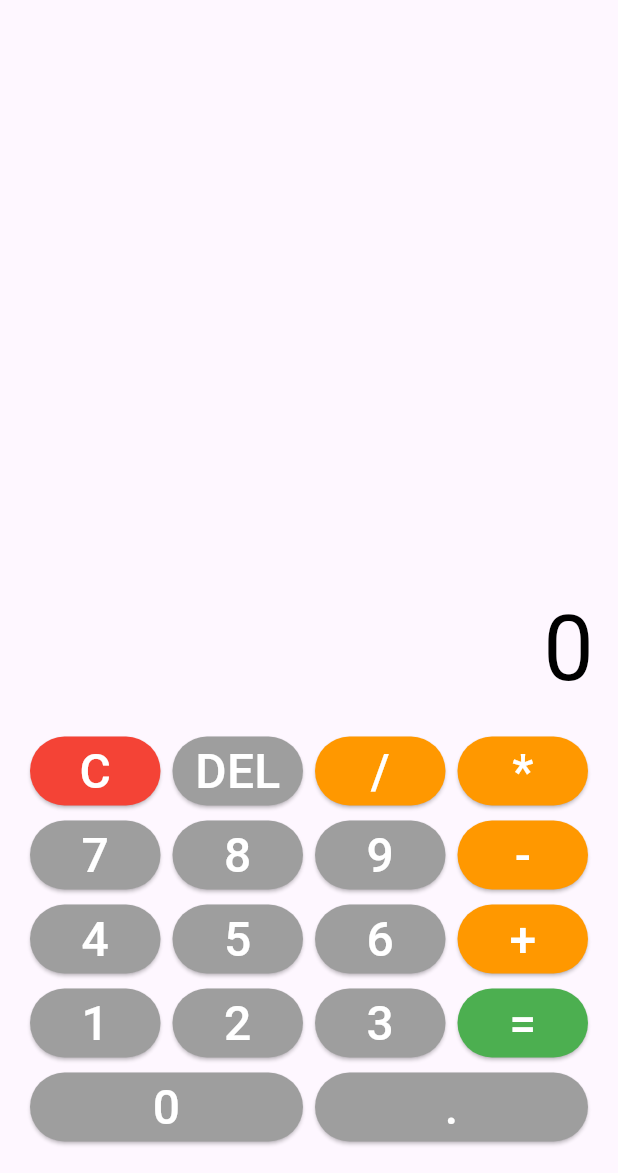
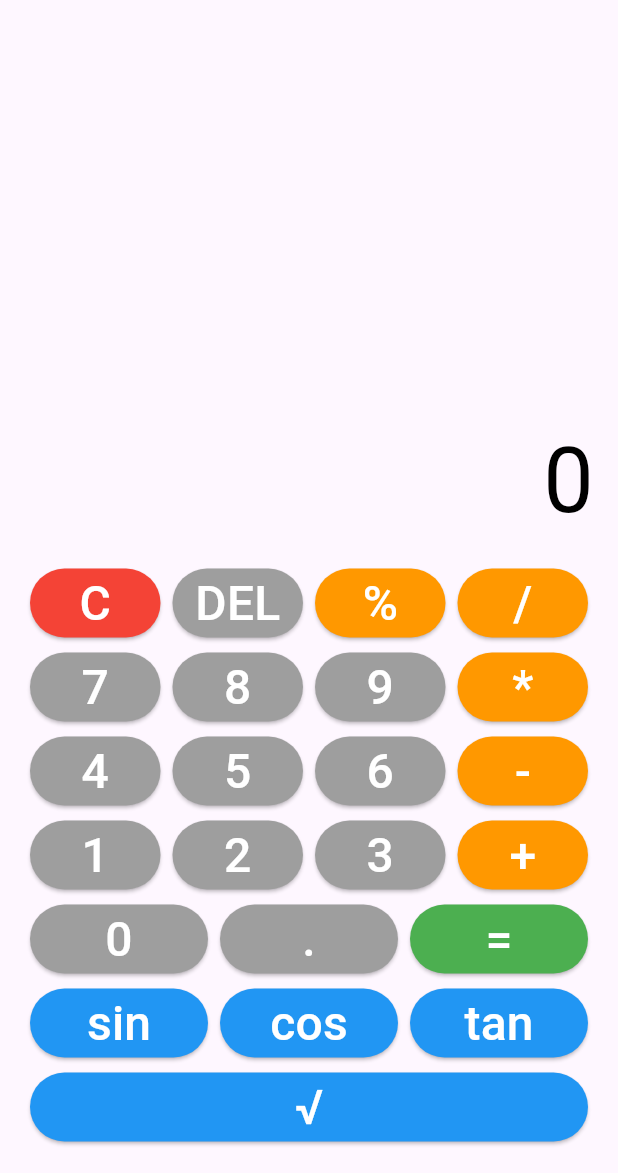
Before and after one commit to isabellaoliveira11/calculadora-web, a Flutter app: the screen it shows after launch, after a tap on an icon or button, on a phone screen of 412 x 824 dp, the part 63-1236 px from its top. Run offline on Flutter 3.47's test engine with Material 3 defaults, Android fonts, the phone set to English and light mode, and no system bars; our stand-ins replace math_expressions.

Commit message:
Novas funcionalidades

```diff
--- a/lib/main.dart
+++ b/lib/main.dart
@@ -1,5 +1,6 @@
 import 'package:flutter/material.dart';
 import 'package:math_expressions/math_expressions.dart';
+import 'dart:math';
 
 void main() {
   runApp(CalculadoraApp());
@@ -31,6 +32,10 @@ class _CalculadoraPageState extends State<CalculadoraPage> {
   void _onButtonPressed(String value) {
     setState(() {
       if (value == "=") {
+        // Se o valor for "=" e houver um parêntese aberto sem fechamento, adicionamos o parêntese de fechamento automaticamente
+        if (_expression.contains('(') && !_expression.contains(')')) {
+          _expression += ')';
+        }
         _evaluateExpression();
       } else if (value == "C") {
         _expression = "";
@@ -39,6 +44,15 @@ class _CalculadoraPageState extends State<CalculadoraPage> {
         if (_expression.isNotEmpty) {
           _expression = _expression.substring(0, _expression.length - 1);
         }
+      } else if (value == "sin" || value == "cos" || value == "tan") {
+        // Inserir a função trigonométrica com um valor entre parênteses
+        _expression += "$value(";
+      } else if (value == "%") {
+        // Porcentagem
+        _expression += "/100";
+      } else if (value == "√") {
+        // Raiz quadrada
+        _expression += "sqrt(";
       } else {
         _expression += value;
       }
@@ -47,11 +61,22 @@ class _CalculadoraPageState extends State<CalculadoraPage> {
 
   void _evaluateExpression() {
     try {
+      // Substituindo a função de raiz quadrada por sqrt
+      _expression = _expression.replaceAll("√", "sqrt");
+
+      // Substituindo as funções trigonométricas com a conversão de graus para radianos (multiplicando por pi / 180)
+      _expression = _expression.replaceAllMapped(RegExp(r"(sin|cos|tan)\((\d+\.?\d*)\)"), (match) {
+        String func = match.group(1)!;
+        String number = match.group(2)!;
+        double radians = double.parse(number) * (pi / 180); // Converter para radianos
+        return "$func($radians)";
+      });
+
       Parser p = Parser();
       Expression exp = p.parse(_expression);
       double result = exp.evaluate(EvaluationType.REAL, ContextModel());
       setState(() {
-        _output = result.toString();
+        _output = result.toStringAsFixed(2); // Limitar a 2 casas decimais
       });
     } catch (e) {
       setState(() {
@@ -63,7 +88,7 @@ class _CalculadoraPageState extends State<CalculadoraPage> {
   Widget _buildButton(String label, {Color color = Colors.grey}) {
     return Expanded(
       child: Padding(
-        padding: const EdgeInsets.all(4.0), // Ajuste o padding entre os botões
+        padding: const EdgeInsets.all(4.0),
         child: ElevatedButton(
           onPressed: () => _onButtonPressed(label),
           style: ElevatedButton.styleFrom(
@@ -93,7 +118,6 @@ class _CalculadoraPageState extends State<CalculadoraPage> {
         child: Column(
           mainAxisAlignment: MainAxisAlignment.end,
           children: <Widget>[
-            // Visor de resultado
             Container(
               alignment: Alignment.centerRight,
               padding: EdgeInsets.symmetric(vertical: 20),
@@ -110,15 +134,14 @@ class _CalculadoraPageState extends State<CalculadoraPage> {
                 style: TextStyle(fontSize: 60, color: Colors.black),
               ),
             ),
-            // Linhas de botões
             Column(
               children: [
                 Row(
                   children: [
                     _buildButton("C", color: Colors.red),
                     _buildButton("DEL", color: Colors.grey),
+                    _buildButton("%", color: Colors.orange),
                     _buildButton("/", color: Colors.orange),
-                    _buildButton("*", color: Colors.orange),
                   ],
                 ),
                 Row(
@@ -126,7 +149,7 @@ class _CalculadoraPageState extends State<CalculadoraPage> {
                     _buildButton("7"),
                     _buildButton("8"),
                     _buildButton("9"),
-                    _buildButton("-", color: Colors.orange),
+                    _buildButton("*", color: Colors.orange),
                   ],
                 ),
                 Row(
@@ -134,7 +157,7 @@ class _CalculadoraPageState extends State<CalculadoraPage> {
                     _buildButton("4"),
                     _buildButton("5"),
                     _buildButton("6"),
-                    _buildButton("+", color: Colors.orange),
+                    _buildButton("-", color: Colors.orange),
                   ],
                 ),
                 Row(
@@ -142,13 +165,26 @@ class _CalculadoraPageState extends State<CalculadoraPage> {
                     _buildButton("1"),
                     _buildButton("2"),
                     _buildButton("3"),
+                    _buildButton("+", color: Colors.orange),
+                  ],
+                ),
+                Row(
+                  children: [
+                    _buildButton("0"),
+                    _buildButton("."),
                     _buildButton("=", color: Colors.green),
                   ],
                 ),
                 Row(
                   children: [
-                    _buildButton("0"),
-                    _buildButton(".", color: Colors.grey),
+                    _buildButton("sin", color: Colors.blue),
+                    _buildButton("cos", color: Colors.blue),
+                    _buildButton("tan", color: Colors.blue),
+                  ],
+                ),
+                Row(
+                  children: [
+                    _buildButton("√", color: Colors.blue), // Botão de raiz quadrada
                   ],
                 ),
               ],
```
Also changed, not shown: 5 other files.
